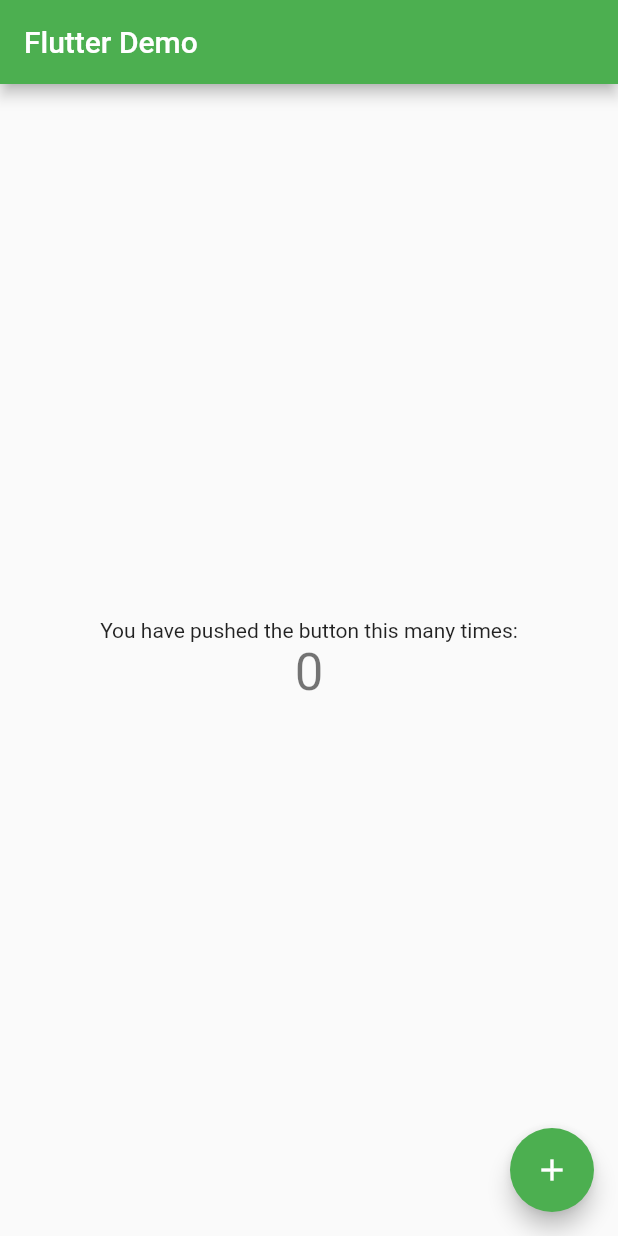
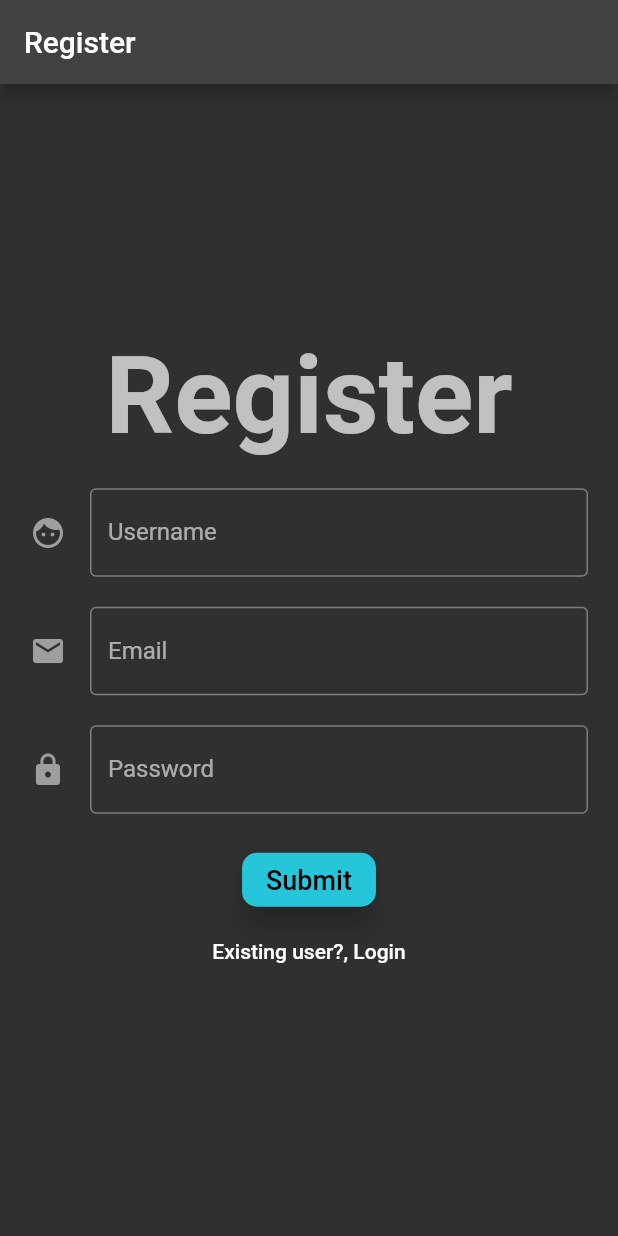
Before and after one commit to nahoang/flutter_ecommerce, a Flutter app: the screen it shows after launch, on a phone screen of 412 x 824 dp. Run offline on Flutter 3.47's test engine with Material 2 defaults, Android fonts, the phone set to English and light mode, and no system bars.

Commit message:
Add register page

```diff
--- a/lib/main.dart
+++ b/lib/main.dart
@@ -1,4 +1,5 @@
 import 'package:flutter/material.dart';
+import 'package:flutter_ecommerce/pages/register_page.dart';
 
 void main() {
   runApp(const MyApp());
@@ -11,35 +12,24 @@ class MyApp extends StatelessWidget {
   @override
   Widget build(BuildContext context) {
     return MaterialApp(
-      title: 'Flutter Demo',
+      title: 'Flutter Ecommerce',
       theme: ThemeData(
-        // This is the theme of your application.
-        //
-        // Try running your application with "flutter run". You'll see the
-        // application has a blue toolbar. Then, without quitting the app, try
-        // changing the primarySwatch below to Colors.green and then invoke
-        // "hot reload" (press "r" in the console where you ran "flutter run",
-        // or simply save your changes to "hot reload" in a Flutter IDE).
-        // Notice that the counter didn't reset back to zero; the application
-        // is not restarted.
-        primarySwatch: Colors.green,
+          brightness: Brightness.dark,
+          primaryColor: Colors.cyan[400],
+          accentColor: Colors.deepOrange[200],
+          textTheme: TextTheme(
+              headline1: TextStyle(fontSize: 72.0, fontWeight: FontWeight.bold),
+              // titleSmall: TextStyle(fontSize: 36.0, fontStyle: FontStyle.italic),
+            bodyText1: TextStyle(fontSize: 18.0)
+          )
       ),
-      home: const MyHomePage(title: 'Flutter Demo'),
+      home: RegisterPage()
     );
   }
 }
 
 class MyHomePage extends StatefulWidget {
   const MyHomePage({Key? key, required this.title}) : super(key: key);
-
-  // This widget is the home page of your application. It is stateful, meaning
-  // that it has a State object (defined below) that contains fields that affect
-  // how it looks.
-
-  // This class is the configuration for the state. It holds the values (in this
-  // case the title) provided by the parent (in this case the App widget) and
-  // used by the build method of the State. Fields in a Widget subclass are
-  // always marked "final".
 
   final String title;
 
@@ -52,55 +42,27 @@ class _MyHomePageState extends State<MyHomePage> {
 
   void _incrementCounter() {
     setState(() {
-      // This call to setState tells the Flutter framework that something has
-      // changed in this State, which causes it to rerun the build method below
-      // so that the display can reflect the updated values. If we changed
-      // _counter without calling setState(), then the build method would not be
-      // called again, and so nothing would appear to happen.
       _counter++;
     });
   }
 
   @override
   Widget build(BuildContext context) {
-    // This method is rerun every time setState is called, for instance as done
-    // by the _incrementCounter method above.
-    //
-    // The Flutter framework has been optimized to make rerunning build methods
-    // fast, so that you can just rebuild anything that needs updating rather
-    // than having to individually change instances of widgets.
     return Scaffold(
       appBar: AppBar(
-        // Here we take the value from the MyHomePage object that was created by
-        // the App.build method, and use it to set our appbar title.
         title: Text(widget.title),
       ),
       body: Center(
-        // Center is a layout widget. It takes a single child and positions it
-        // in the middle of the parent.
         child: Column(
-          // Column is also a layout widget. It takes a list of children and
-          // arranges them vertically. By default, it sizes itself to fit its
-          // children horizontally, and tries to be as tall as its parent.
-          //
-          // Invoke "debug painting" (press "p" in the console, choose the
-          // "Toggle Debug Paint" action from the Flutter Inspector in Android
-          // Studio, or the "Toggle Debug Paint" command in Visual Studio Code)
-          // to see the wireframe for each widget.
-          //
-          // Column has various properties to control how it sizes itself and
-          // how it positions its children. Here we use mainAxisAlignment to
-          // center the children vertically; the main axis here is the vertical
-          // axis because Columns are vertical (the cross axis would be
-          // horizontal).
           mainAxisAlignment: MainAxisAlignment.center,
           children: <Widget>[
             const Text(
               'You have pushed the button this many times:',
+              // style: TextStyle,
             ),
             Text(
               '$_counter',
-              style: Theme.of(context).textTheme.headline4,
+              style: Theme.of(context).textTheme.headline1,
             ),
           ],
         ),
--- /dev/null
+++ b/lib/pages/register_page.dart
@@ -0,0 +1,104 @@
+import 'package:flutter/cupertino.dart';
+import 'package:flutter/material.dart';
+
+class RegisterPage extends StatefulWidget {
+
+  @override
+  RegisterPageState createState() => RegisterPageState();
+}
+
+class RegisterPageState extends State<RegisterPage> {
+
+  Widget _showTitle() {
+    return Text('Register', style: Theme.of(context).textTheme.headline1);
+  }
+
+  Widget _showUsernameInput() {
+    return Padding(
+      padding: EdgeInsets.only(top: 20.0),
+      child: TextFormField(
+        decoration: InputDecoration(
+            border: OutlineInputBorder(),
+            labelText: 'Username',
+            hintText: 'Enter username, min length 6',
+            icon: Icon(Icons.face, color: Colors.grey)),
+      ),
+    );
+  }
+
+  Widget _showEmailInput() {
+    return Padding(
+      padding: EdgeInsets.only(top: 20.0),
+      child: TextFormField(
+        decoration: InputDecoration(
+            border: OutlineInputBorder(),
+            labelText: 'Email',
+            hintText: 'Enter valid email',
+            icon: Icon(Icons.mail, color: Colors.grey)),
+      ),
+    );
+  }
+
+  Widget _showPasswordInput() {
+    return Padding(
+      padding: EdgeInsets.only(top: 20.0),
+      child: TextFormField(
+        obscureText: true,
+        decoration: InputDecoration(
+            border: OutlineInputBorder(),
+            labelText: 'Password',
+            hintText: 'Enter password, min length 6',
+            icon: Icon(Icons.lock, color: Colors.grey)),
+      ),
+    );
+  }
+
+  Widget _showFormActions() {
+    return  Padding(
+        padding: EdgeInsets.only(top: 20.0),
+        child: Column(
+          children: [
+            RaisedButton(
+                onPressed: () {
+                  print('submit');
+                },
+                child: Text('Submit',
+                    style: Theme.of(context)
+                        .textTheme
+                        .bodyText1
+                        ?.copyWith(color: Colors.black)),
+                elevation: 8.0,
+                shape: RoundedRectangleBorder(
+                    borderRadius:
+                    BorderRadius.all(Radius.circular(10.0))),
+                color: Theme.of(context).primaryColor),
+            FlatButton(
+                onPressed: () {},
+                child: Text('Existing user?, Login'))
+          ],
+        ));
+  }
+
+  @override
+  Widget build(BuildContext context) {
+
+    return Scaffold(
+        appBar: AppBar(title: Text('Register')),
+        body: Container(
+          padding: EdgeInsets.symmetric(horizontal: 20.0),
+          child: Center(
+            child: SingleChildScrollView(
+                child: Form(
+                    child: Column(
+              children: [
+                _showTitle(),
+                _showUsernameInput(),
+                _showEmailInput(),
+                _showPasswordInput(),
+                _showFormActions(),
+              ],
+            ))),
+          ),
+        ));
+  }
+}
```
